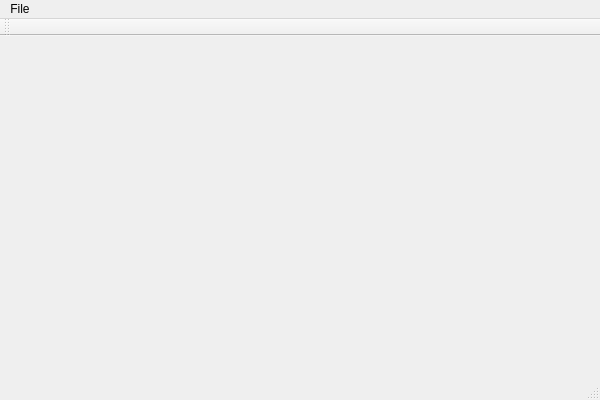
This is NetworkAnalyzer.ui in huzaifa-qureshi/network-analyzer as Qt 5 draws it before an edit. The edited form follows.
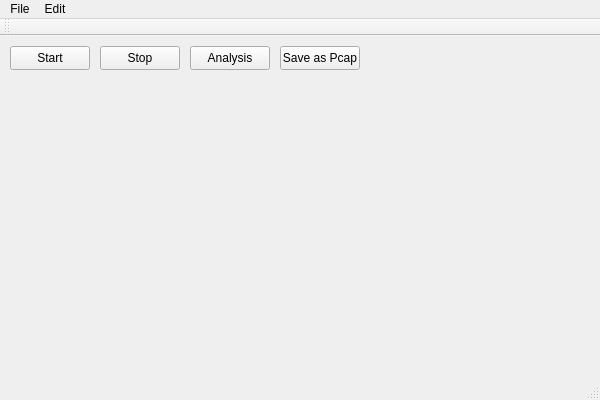
This is the edited form.

Commit message: Added .pro file and buttons

```diff
--- a/NetworkAnalyzer.ui
+++ b/NetworkAnalyzer.ui
@@ -13,7 +13,60 @@
   <property name="windowTitle">
    <string>NetworkAnalyzer</string>
   </property>
-  <widget class="QWidget" name="centralWidget"/>
+  <widget class="QWidget" name="centralWidget">
+   <widget class="QPushButton" name="StartSniffingButton">
+    <property name="geometry">
+     <rect>
+      <x>10</x>
+      <y>10</y>
+      <width>80</width>
+      <height>24</height>
+     </rect>
+    </property>
+    <property name="text">
+     <string>Start</string>
+    </property>
+   </widget>
+   <widget class="QPushButton" name="StopSniffingButton">
+    <property name="geometry">
+     <rect>
+      <x>100</x>
+      <y>10</y>
+      <width>80</width>
+      <height>24</height>
+     </rect>
+    </property>
+    <property name="text">
+     <string>Stop</string>
+    </property>
+   </widget>
+   <widget class="QPushButton" name="AnalysisButton">
+    <property name="geometry">
+     <rect>
+      <x>190</x>
+      <y>10</y>
+      <width>80</width>
+      <height>24</height>
+     </rect>
+    </property>
+    <property name="text">
+     <string>Analysis</string>
+    </property>
+   </widget>
+   <widget class="QPushButton" name="SaveButton">
+    <property name="geometry">
+     <rect>
+      <x>280</x>
+      <y>10</y>
+      <width>80</width>
+      <height>24</height>
+     </rect>
+    </property>
+    <property name="text">
+     <string>Save as Pcap</string>
+    </property>
+   </widget>
+  </widget>
   <widget class="QMenuBar" name="menuBar">
    <property name="geometry">
     <rect>
@@ -28,8 +81,16 @@
      <string>File</string>
     </property>
     <addaction name="actionStart_Sniffing"/>
+    <addaction name="actionStop_Sniffing"/>
+   </widget>
+   <widget class="QMenu" name="menuEdit">
+    <property name="title">
+     <string>Edit</string>
+    </property>
+    <addaction name="actionUpdate_Filter"/>
    </widget>
    <addaction name="menuFile"/>
+   <addaction name="menuEdit"/>
   </widget>
   <widget class="QToolBar" name="mainToolBar">
    <attribute name="toolBarArea">
```
Left out of the diff: 14 changed lines with no effect on the pictures. The commit also changes 5 other files.
